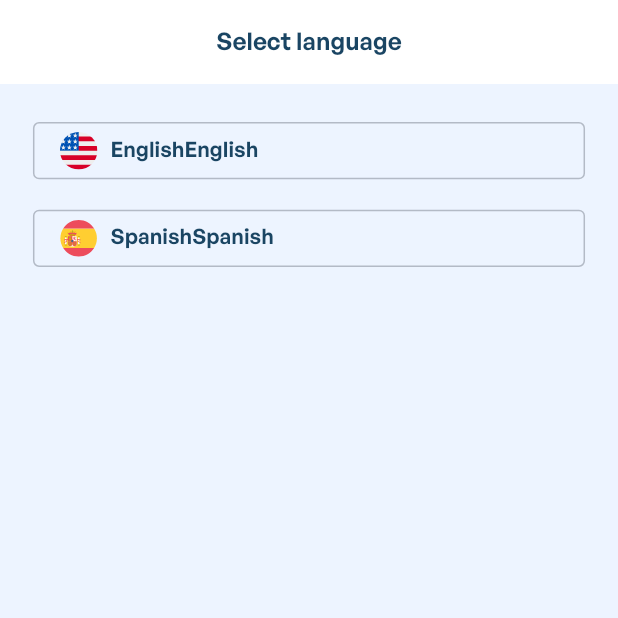
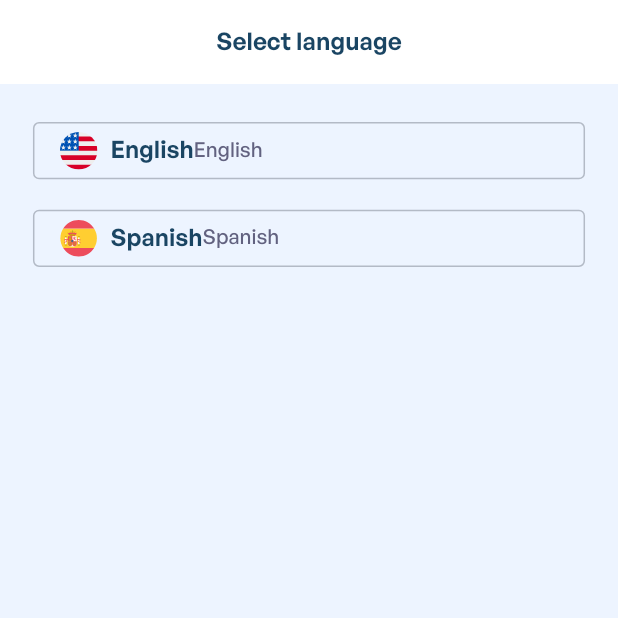
Before and after one commit to DamanSoftRadixx/Inspection-Doctor-Homeowner, a Flutter app: the screen it shows after launch, on a phone screen of 412 x 824 dp, the top half of it. Run offline on Flutter 3.47's test engine with Material 2 defaults, Android fonts, the phone set to English and light mode, and no system bars; our stand-ins replace cached_network_image, dropdown_button2, equatable, flutter_screenutil, flutter_svg, get and 3 more; statements that could not run were skipped.

Commit message:
font added

```diff
--- a/lib/features/login_signup_process/selectLanguage/screens/select_language.dart
+++ b/lib/features/login_signup_process/selectLanguage/screens/select_language.dart
@@ -5,7 +5,6 @@ import 'package:inspection_doctor_homeowner/core/common_ui/app_text_widget.dart'
 import 'package:inspection_doctor_homeowner/core/common_ui/asset.dart';
 import 'package:inspection_doctor_homeowner/core/common_ui/common_appbar.dart';
 import 'package:inspection_doctor_homeowner/core/common_ui/common_image_widget.dart';
-import 'package:inspection_doctor_homeowner/core/constants/common_strings.dart';
 import 'package:inspection_doctor_homeowner/core/theme/app_color_palette.dart';
 import 'package:inspection_doctor_homeowner/features/login_signup_process/selectLanguage/controller/select_language_controller.dart';
 import 'package:inspection_doctor_homeowner/features/login_signup_process/selectLanguage/model/select_language_model.dart';
@@ -46,29 +45,21 @@ class SelectLanguageScreen extends GetView<SelectLanguageController> {
                               boxFit: BoxFit.fitWidth,
                             ).paddingOnly(right: 7.5.w),
                             AppTextWidget(
-                                text: value.languageName,
-                                style: Theme.of(Get.context!)
-                                    .textTheme
-                                    .bodyLarge!
-                                    .copyWith(
-                                        fontSize: 14.sp,
-                                        color:
-                                            lightColorPalette.primaryDarkblue,
-                                        fontWeight: FontWeight.w600,
-                                        fontFamily: CommonStrings.generalSans)),
+                              text: value.languageName,
+                              style: Theme.of(Get.context!)
+                                  .textTheme
+                                  .bodyLarge!
+                                  .copyWith(
+                                    color: lightColorPalette.primaryDarkblue,
+                                  ),
+                            ),
                           ],
                         ),
                         InkWell(
                           child: AppTextWidget(
                               text: value.languageName,
-                              style: Theme.of(Get.context!)
-                                  .textTheme
-                                  .bodyLarge!
-                                  .copyWith(
-                                      fontSize: 14.sp,
-                                      color: lightColorPalette.primaryDarkblue,
-                                      fontWeight: FontWeight.w600,
-                                      fontFamily: CommonStrings.generalSans)),
+                              style: LightTextTheme.heading_1(
+                                  color: lightColorPalette.primaryDarkblue)),
                         )
                       ],
                     ),
```
Also changed, not shown: lib/core/theme/app_color_palette.dart (+82 -1 lines).
